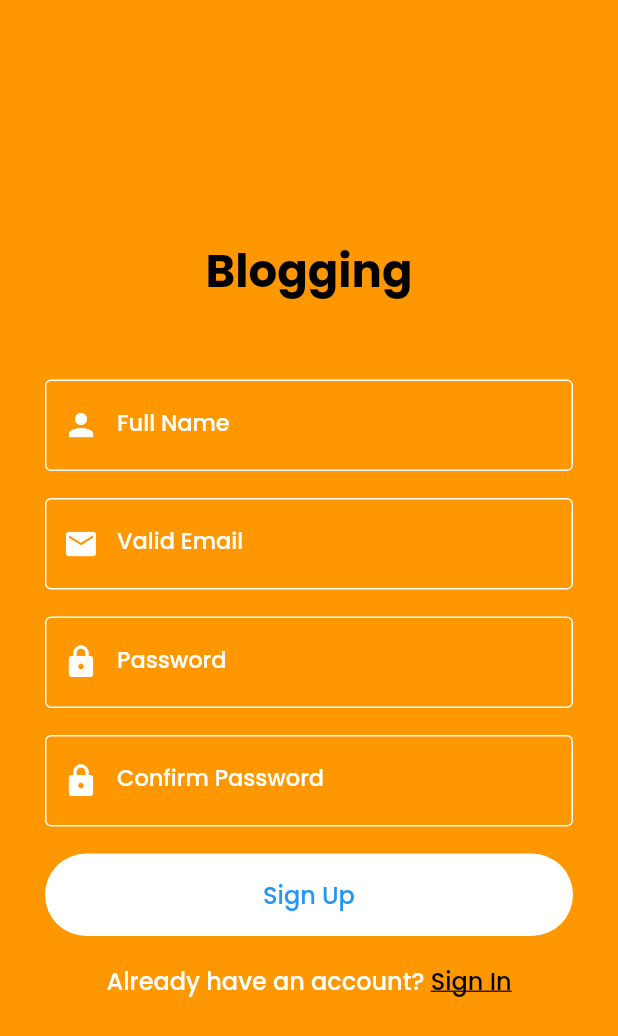
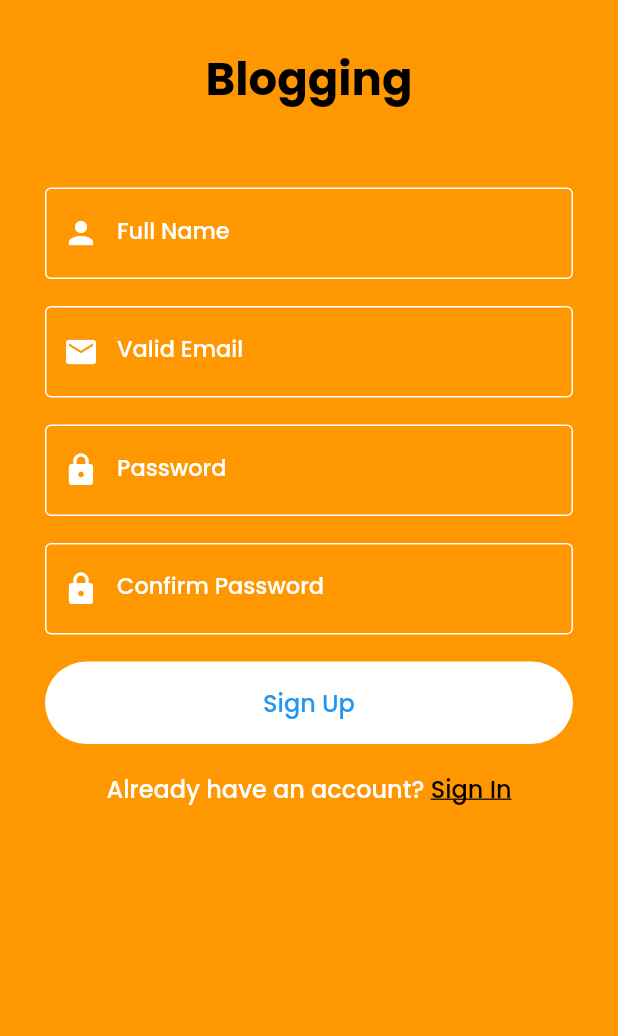
Before and after one commit to AdamAbd/Flutter-Mentoring-Batch-4-Level-Basic, a Flutter app: the SignUpPage screen opened directly, on a phone screen of 412 x 824 dp. Shown: the top 1036 px of the screen. Run offline on Flutter 3.47's test engine with Material 2 defaults, Android fonts, the phone set to English and light mode, and no system bars; our stand-ins replace google_fonts, supercharged.

Commit message:
final touch

```diff
--- a/lib/Screens/Pages/sign_up_page.dart
+++ b/lib/Screens/Pages/sign_up_page.dart
@@ -5,18 +5,28 @@ class SignUpPage extends StatelessWidget {
   Widget build(BuildContext context) {
     return Scaffold(
       backgroundColor: mainColor,
-      body: Container(
+      body: SafeArea(
+        child: ListView(
+          children: [
+            Container(
               margin: EdgeInsets.symmetric(horizontal: 30.0),
-        child: SafeArea(
               child: Column(
-            mainAxisAlignment: MainAxisAlignment.center,
                 children: [
+                  SizedBox(height: 30.0),
                   Text("Blogging", style: titleFontStyle),
                   SizedBox(height: 50.0),
                   CustomTextField(cIcon: Icons.person, clabel: "Full Name"),
                   CustomTextField(cIcon: Icons.email, clabel: "Valid Email"),
-              CustomTextField(cIcon: Icons.lock, clabel: "Password"),
-              CustomTextField(cIcon: Icons.lock, clabel: "Confirm Password"),
+                  CustomTextField(
+                    cIcon: Icons.lock,
+                    clabel: "Password",
+                    cObscureText: true,
+                  ),
+                  CustomTextField(
+                    cIcon: Icons.lock,
+                    clabel: "Confirm Password",
+                    cObscureText: true,
+                  ),
                   CustomRoundedButton(
                     cTxt: "Sign Up",
                     cTxtColor: Colors.blue,
@@ -43,6 +53,8 @@ class SignUpPage extends StatelessWidget {
                 ],
               ),
             ),
+          ],
+        ),
       ),
     );
   }
--- a/lib/Screens/Pages/your_blogs_page.dart
+++ b/lib/Screens/Pages/your_blogs_page.dart
@@ -14,7 +14,7 @@ class YourBlogsPage extends StatelessWidget {
         ),
         title: Text(
           "Your Blogs",
-          style: blackFontStyle,
+          style: titleFontStyle.copyWith(fontSize: 18.0),
         ),
       ),
       drawer: Drawer(),
@@ -54,7 +54,7 @@ class YourBlogsPage extends StatelessWidget {
           Divider(),
           Container(
             height: 120.0,
-            padding: EdgeInsets.only(bottom: 60.0),
+            padding: EdgeInsets.only(bottom: 25.0),
             child: ListTile(
               leading: CircleAvatar(
                 radius: 30.0,
@@ -68,7 +68,7 @@ class YourBlogsPage extends StatelessWidget {
                 "What is flutter?",
                 style: TextStyle(
                   fontWeight: FontWeight.bold,
-                  fontSize: 20.0,
+                  fontSize: 18.0,
                   color: Colors.black,
                 ),
               ),
--- a/lib/Screens/Widgets/custom_textField.dart
+++ b/lib/Screens/Widgets/custom_textField.dart
@@ -1,16 +1,12 @@
 part of 'widgets.dart';
 
-class CustomTextField extends StatefulWidget {
+class CustomTextField extends StatelessWidget {
   final String clabel;
   final IconData cIcon;
+  final bool cObscureText;
 
-  CustomTextField({this.clabel, this.cIcon});
+  CustomTextField({this.clabel, this.cIcon, this.cObscureText});
 
-  @override
-  _CustomTextFieldState createState() => _CustomTextFieldState();
-}
-
-class _CustomTextFieldState extends State<CustomTextField> {
   @override
   Widget build(BuildContext context) {
     return Container(
@@ -22,10 +18,11 @@ class _CustomTextFieldState extends State<CustomTextField> {
         child: TextField(
           cursorColor: Colors.white,
           style: whiteFontStyle.copyWith(fontSize: 15.0),
+          obscureText: (cObscureText != null) ?? true,
           decoration: InputDecoration(
-            prefixIcon: Icon(widget.cIcon, color: Colors.white),
+            prefixIcon: Icon(cIcon, color: Colors.white),
             border: OutlineInputBorder(),
-            labelText: widget.clabel,
+            labelText: clabel,
             labelStyle: whiteFontStyle.copyWith(fontSize: 15.0),
             enabledBorder:
                 OutlineInputBorder(borderSide: BorderSide(color: Colors.white)),
--- a/lib/main.dart
+++ b/lib/main.dart
@@ -16,7 +16,7 @@ class MyApp extends StatelessWidget {
         primarySwatch: Colors.blue,
         visualDensity: VisualDensity.adaptivePlatformDensity,
       ),
-      home: YourBlogsPage(),
+      home: SignUpPage(),
     );
   }
 }
```
Also changed, not shown: lib/Screens/Pages/create_post_page.dart (+5 -9 lines). Lines whose indentation alone changed are shown as unchanged.
